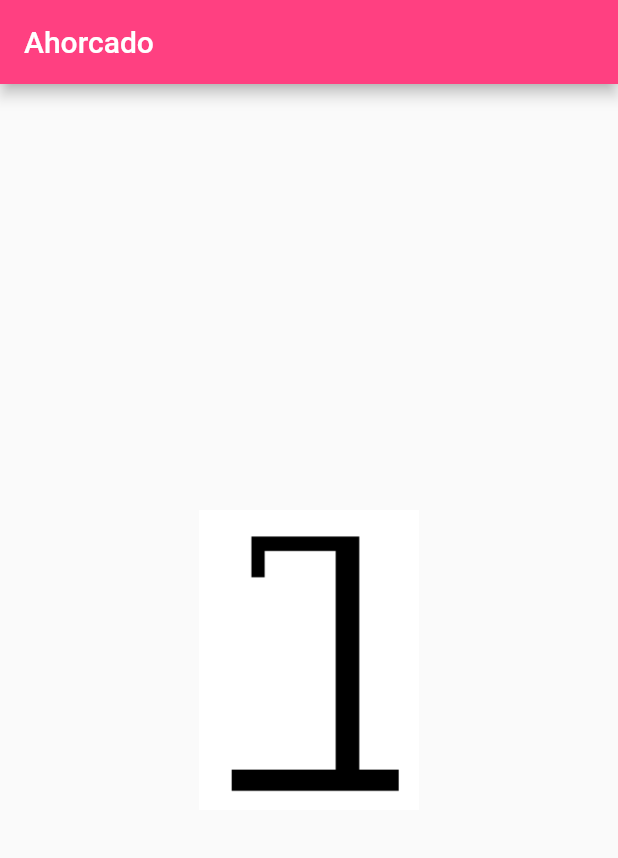
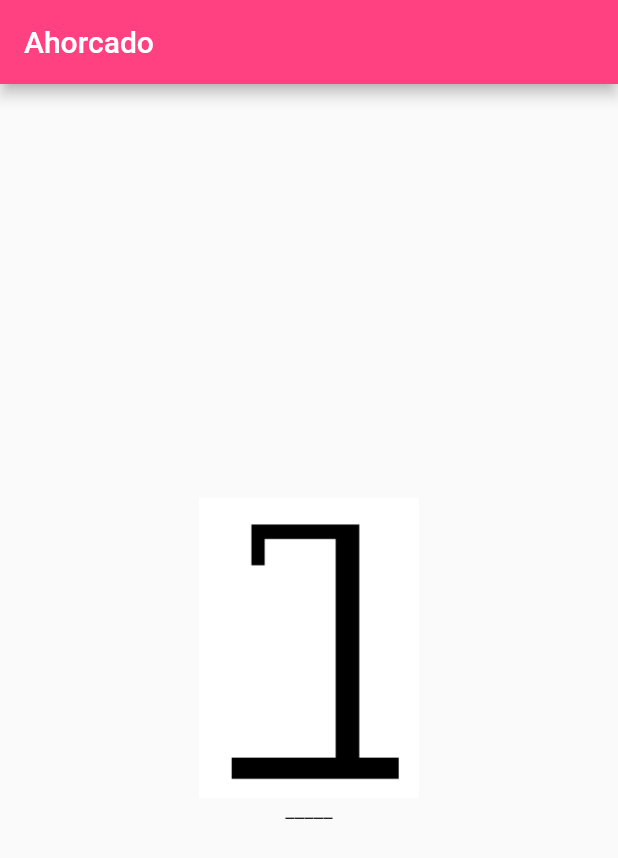
Before and after one commit to SvanhildurG/Hangman2, a Flutter app: the screen it shows after launch, on a phone screen of 412 x 824 dp. Shown: the top 858 px of the screen. Run offline on Flutter 3.47's test engine with Material 2 defaults, Android fonts, the phone set to English and light mode, and no system bars.

Commit message:
3 commit

```diff
--- a/lib/main.dart
+++ b/lib/main.dart
@@ -1,3 +1,5 @@
+import 'dart:math';
+
 import 'package:flutter/material.dart';
 
 void main() {
@@ -30,17 +32,53 @@ class MyHomePage extends StatefulWidget {
 }
 
 class _MyHomePageState extends State<MyHomePage> {
-  void _incrementCounter() {
+  List<String> words = [
+    'lluvia',
+    'viento',
+    'humedad',
+    'calor',
+    'frío',
+    'niebla',
+    'nieve',
+    'sol',
+    'nube'
+  ];
+  String randomWord = '';
+  //List<String> _guessedLetters = []; //Already defined
+  int _wrongGuesses = 0; //Not using
+  List<String> _underscore = [];
+
+  void wrongGuesses() {
+    //Try to use counter with images, have set state (Gunnar) and counter but haven't got it to work
+    //void because setState - from error message
     setState(() {
-      // This call to setState tells the Flutter framework that something has
-      // changed in this State, which causes it to rerun the build method below
-      // so that the display can reflect the updated values. If we changed
-      // _counter without calling setState(), then the build method would not be
-      // called again, and so nothing would appear to happen.
+      _wrongGuesses++;
     });
   }
 
   @override
+  void initState() {
+    //Object is inserted to a tree - can not set _randomWord above
+    super.initState();
+    randomWord = words.elementAt(Random().nextInt(words.length));
+    _underscore = List.generate(randomWord.length, (_) => '_');
+  } //Display of underscores but beneath the image and very small - try and fix that next
+
+  void _guessedLetters(String letter) {
+    bool letterFound = false;
+    setState(() {
+      for (var i = 0; i < randomWord.length; i++) {
+        if (randomWord[i] == letter) {
+          _underscore[i] = letter;
+          letterFound = true;
+        }
+      }
+      if (!letterFound) {
+        wrongGuesses();
+      }
+    });
+  }
+
   Widget build(BuildContext context) {
     //method reruns every time setState is called
     return Scaffold(
@@ -54,22 +92,29 @@ class _MyHomePageState extends State<MyHomePage> {
           children: <Widget>[
             Image.asset(
               'assets/images/1.png',
+              //'assets/image$_wrongGuesses.png', //Use setState - must be above the widget tree
               height: 200,
+              width: 200,
             ),
+            Text(_underscore.join('_')),
+
+            //set state: setState(() { _myState = newValue; });
+
             //ElevatedButton(
             //child: Text(
-            //skoða hér að setja ekki elevated heldur bara nýtt widget með strikunum
+            //skoða að setja ekki elevated heldur bara setja underscore fyrir ofan myndina
             //),
-
             //),
           ],
         ),
       ),
-      //floatingActionButton: FloatingActionButton(
-      //onPressed: _incrementCounter,
-      //tooltip: 'Increment',
-      //child: const Icon(Icons.add),
-      //), //This trailing comma makes auto-formatting nicer for build methods.
     );
+
+    //floatingActionButton: FloatingActionButton(
+    //onPressed: _incrementCounter,
+    //tooltip: 'Increment',
+    //child: const Icon(Icons.add),
+    // function to handle wrong guesses
+    //This trailing comma makes auto-formatting nicer for build methods.
   }
 }
```
